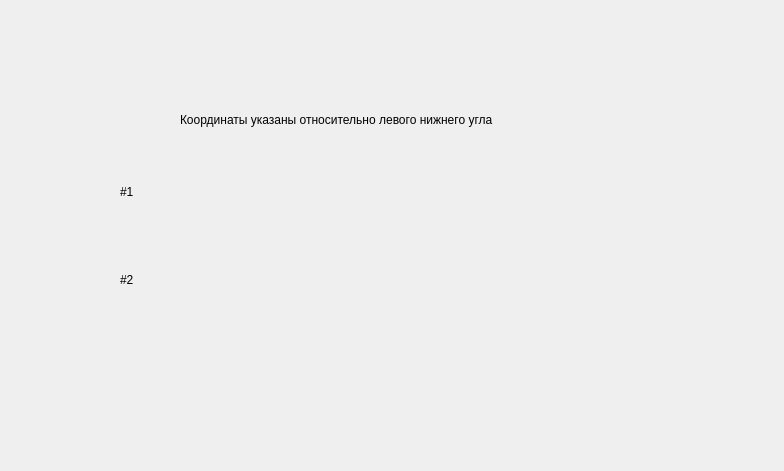
Qt form Test2/mouse.ui (Tameratlant/Qt) before a commit.
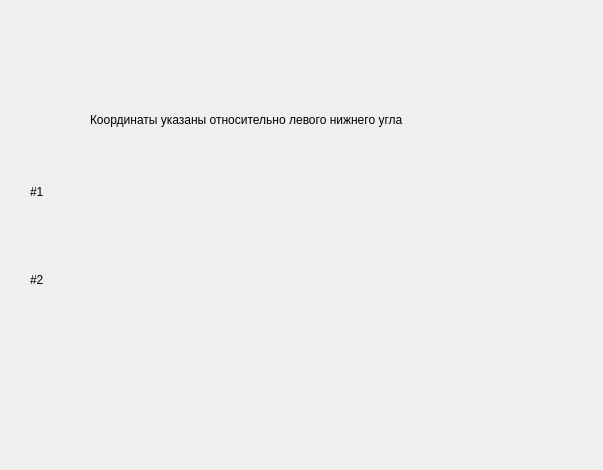
The same form after that commit.

Diff of the .ui file:
```diff
--- a/Test2/mouse.ui
+++ b/Test2/mouse.ui
@@ -6,8 +6,8 @@
    <rect>
     <x>0</x>
     <y>0</y>
-    <width>784</width>
-    <height>471</height>
+    <width>603</width>
+    <height>470</height>
    </rect>
   </property>
   <property name="windowTitle">
@@ -16,7 +16,7 @@
   <widget class="QWidget" name="layoutWidget">
    <property name="geometry">
     <rect>
-     <x>120</x>
+     <x>30</x>
      <y>150</y>
      <width>531</width>
      <height>171</height>
@@ -83,7 +83,7 @@
   <widget class="QWidget" name="layoutWidget_2">
    <property name="geometry">
     <rect>
-     <x>180</x>
+     <x>90</x>
      <y>110</y>
      <width>407</width>
      <height>19</height>
```
